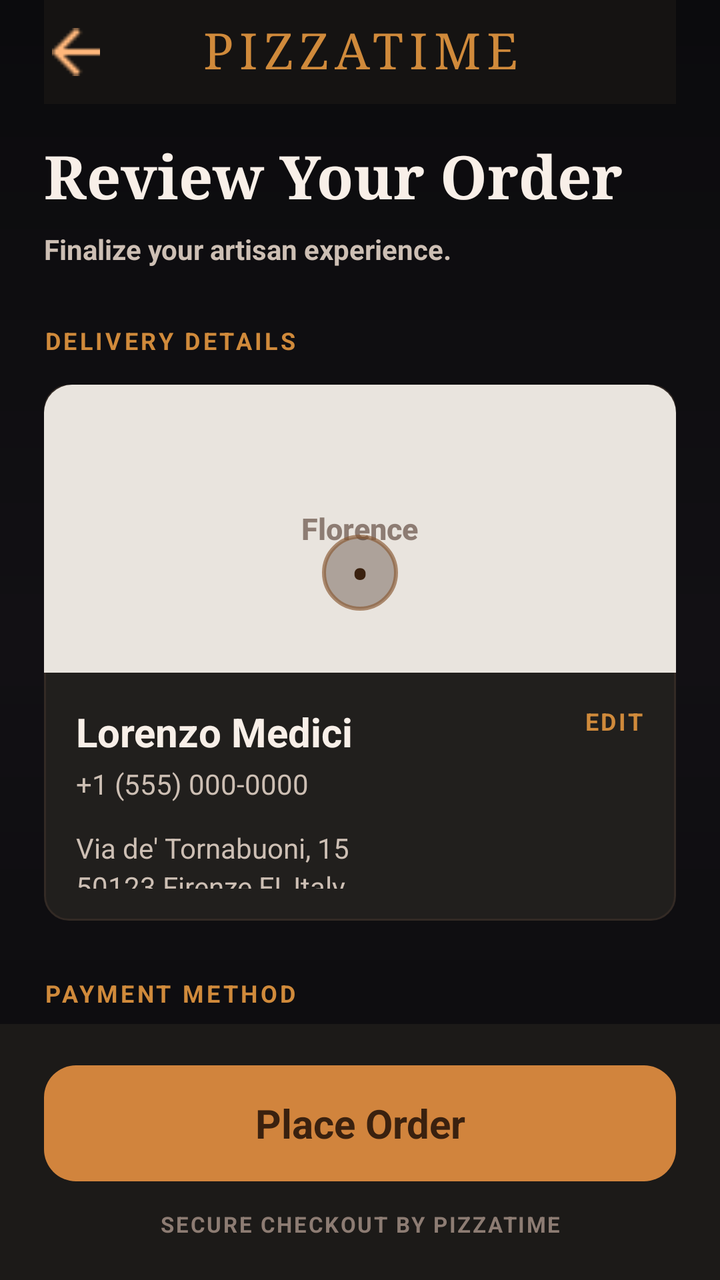
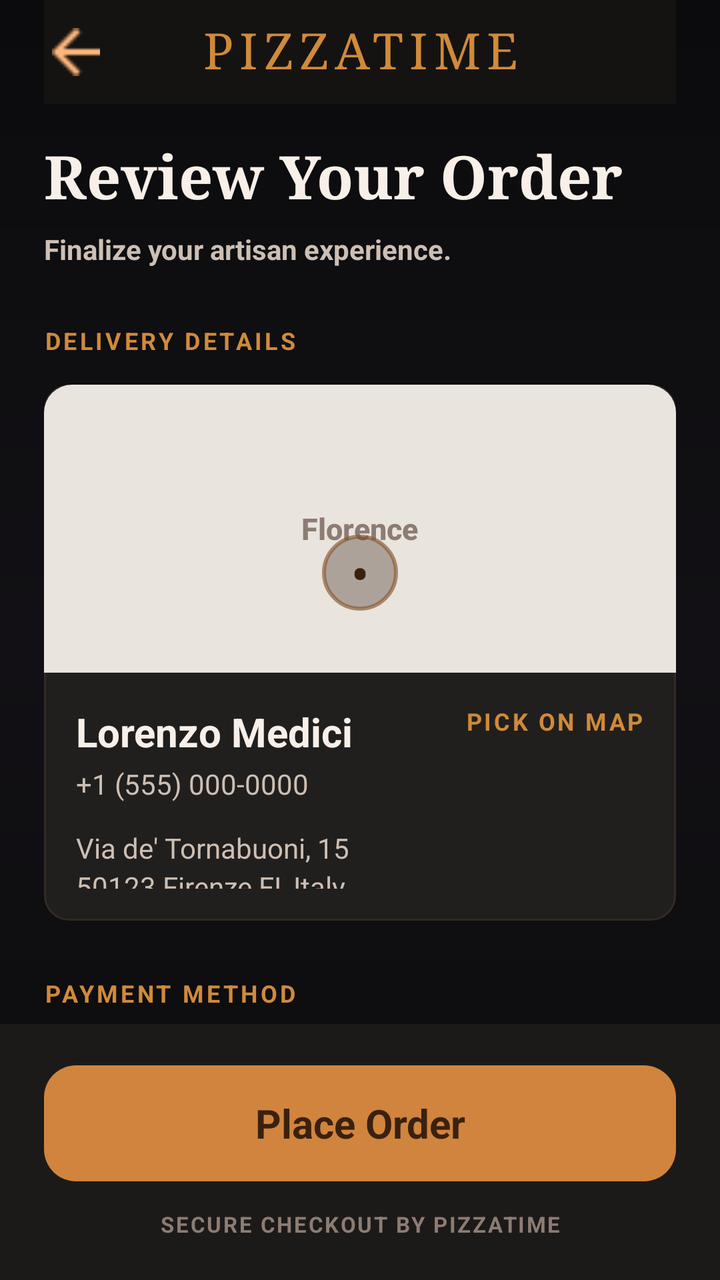

Compare the two renders of this Android layout. The source of the first and the diff that turns it into the second are given below.
<!-- AndroidManifest.xml: application theme Theme.PizzaTime -->
<!-- res/layout/fragment_checkout.xml -->
<?xml version="1.0" encoding="utf-8"?>
<FrameLayout xmlns:android="http://schemas.android.com/apk/res/android"
    android:id="@+id/checkoutRoot"
    android:layout_width="match_parent"
    android:layout_height="match_parent"
    android:background="@drawable/bg_app_dark">

    <ScrollView
        android:id="@+id/checkoutScroll"
        android:layout_width="match_parent"
        android:layout_height="match_parent"
        android:clipToPadding="false"
        android:overScrollMode="never"
        android:paddingBottom="136dp"
        android:scrollbars="none">

        <LinearLayout
            android:id="@+id/checkoutContent"
            android:layout_width="match_parent"
            android:layout_height="wrap_content"
            android:orientation="vertical"
            android:paddingStart="22dp"
            android:paddingEnd="22dp"
            android:paddingBottom="24dp">

            <LinearLayout
                android:id="@+id/checkoutTopBar"
                android:layout_width="match_parent"
                android:layout_height="52dp"
                android:background="@drawable/bg_top_bar_dark"
                android:gravity="center_vertical"
                android:orientation="horizontal">

                <ImageView
                    android:id="@+id/btnBack"
                    android:layout_width="32dp"
                    android:layout_height="32dp"
                    android:contentDescription="@string/detail_back_content_description"
                    android:padding="4dp"
                    android:src="@drawable/ic_back" />

                <TextView
                    android:id="@+id/tvCheckoutBrand"
                    android:layout_width="0dp"
                    android:layout_height="wrap_content"
                    android:layout_weight="1"
                    android:fontFamily="serif"
                    android:gravity="center"
                    android:includeFontPadding="false"
                    android:letterSpacing="0.12"
                    android:text="@string/detail_brand"
                    android:textColor="@color/pt_gold"
                    android:textSize="25sp" />

                <Space
                    android:layout_width="32dp"
                    android:layout_height="32dp" />

            </LinearLayout>

            <TextView
                android:id="@+id/tvCheckoutTitle"
                android:layout_width="match_parent"
                android:layout_height="wrap_content"
                android:layout_marginTop="20dp"
                android:fontFamily="serif"
                android:includeFontPadding="false"
                android:text="@string/checkout_title"
                android:textColor="@color/pt_text_primary"
                android:textSize="30sp"
                android:textStyle="bold" />

            <TextView
                android:id="@+id/tvCheckoutSubtitle"
                android:layout_width="match_parent"
                android:layout_height="wrap_content"
                android:layout_marginTop="8dp"
                android:text="@string/checkout_subtitle"
                android:textColor="@color/pt_text_secondary"
                android:textSize="14sp"
                android:textStyle="bold" />

            <TextView
                android:id="@+id/tvDeliveryDetailsLabel"
                android:layout_width="match_parent"
                android:layout_height="wrap_content"
                android:layout_marginTop="28dp"
                android:letterSpacing="0.12"
                android:text="@string/checkout_delivery_details"
                android:textColor="@color/pt_gold"
                android:textSize="12sp"
                android:textStyle="bold" />

            <LinearLayout
                android:id="@+id/deliveryDetailsCard"
                android:layout_width="match_parent"
                android:layout_height="wrap_content"
                android:layout_marginTop="14dp"
                android:background="@drawable/bg_checkout_section_card"
                android:orientation="vertical">

                <FrameLayout
                    android:id="@+id/mapPlaceholder"
                    android:layout_width="match_parent"
                    android:layout_height="144dp"
                    android:background="@drawable/bg_checkout_map_placeholder">

                    <TextView
                        android:layout_width="wrap_content"
                        android:layout_height="wrap_content"
                        android:layout_gravity="center"
                        android:fontFamily="sans-serif-medium"
                        android:text="@string/checkout_map_location"
                        android:textColor="@color/pt_text_muted"
                        android:textSize="15sp"
                        android:textStyle="bold" />

                    <TextView
                        android:layout_width="38dp"
                        android:layout_height="38dp"
                        android:layout_gravity="center"
                        android:layout_marginTop="22dp"
                        android:background="@drawable/bg_circle_gold_soft"
                        android:gravity="center"
                        android:text="•"
                        android:textColor="@color/pt_text_dark"
                        android:textSize="28sp" />

                </FrameLayout>

                <FrameLayout
                    android:layout_width="match_parent"
                    android:layout_height="124dp"
                    android:paddingStart="16dp"
                    android:paddingTop="16dp"
                    android:paddingEnd="16dp"
                    android:paddingBottom="16dp">

                    <LinearLayout
                        android:layout_width="match_parent"
                        android:layout_height="match_parent"
                        android:orientation="vertical"
                        android:paddingEnd="54dp">

                        <TextView
                            android:id="@+id/tvDeliveryName"
                            android:layout_width="match_parent"
                            android:layout_height="wrap_content"
                            android:text="@string/checkout_delivery_name"
                            android:textColor="@color/pt_text_primary"
                            android:textSize="20sp"
                            android:textStyle="bold" />

                        <TextView
                            android:id="@+id/tvDeliveryPhone"
                            android:layout_width="match_parent"
                            android:layout_height="wrap_content"
                            android:layout_marginTop="3dp"
                            android:text="@string/checkout_delivery_phone"
                            android:textColor="@color/pt_text_secondary"
                            android:textSize="14sp" />

                        <TextView
                            android:id="@+id/tvDeliveryAddress"
                            android:layout_width="match_parent"
                            android:layout_height="wrap_content"
                            android:layout_marginTop="13dp"
                            android:lineSpacingExtra="3dp"
                            android:text="@string/checkout_delivery_address"
                            android:textColor="@color/pt_text_secondary"
                            android:textSize="14sp" />

                    </LinearLayout>

                    <TextView
                        android:id="@+id/btnEditDelivery"
                        android:layout_width="wrap_content"
                        android:layout_height="wrap_content"
                        android:layout_gravity="top|end"
                        android:letterSpacing="0.10"
                        android:text="@string/checkout_delivery_edit"
                        android:textColor="@color/pt_gold"
                        android:textSize="12sp"
                        android:textStyle="bold" />

                </FrameLayout>

            </LinearLayout>

            <TextView
                android:id="@+id/tvPaymentMethodLabel"
                android:layout_width="match_parent"
                android:layout_height="wrap_content"
                android:layout_marginTop="28dp"
                android:letterSpacing="0.12"
                android:text="@string/checkout_payment_method"
                android:textColor="@color/pt_gold"
                android:textSize="12sp"
                android:textStyle="bold" />

            <LinearLayout
                android:id="@+id/paymentContainer"
                android:layout_width="match_parent"
                android:layout_height="wrap_content"
                android:layout_marginTop="14dp"
                android:orientation="vertical">

                <LinearLayout
                    android:id="@+id/paymentCreditCard"
                    android:layout_width="match_parent"
                    android:layout_height="54dp"
                    android:background="@drawable/bg_payment_selected"
                    android:gravity="center_vertical"
                    android:orientation="horizontal"
                    android:paddingStart="16dp"
                    android:paddingEnd="16dp">

                    <ImageView
                        android:layout_width="24dp"
                        android:layout_height="24dp"
                        android:contentDescription="@string/checkout_credit_card"
                        android:src="@drawable/ic_card" />

                    <TextView
                        android:layout_width="0dp"
                        android:layout_height="wrap_content"
                        android:layout_marginStart="14dp"
                        android:layout_weight="1"
                        android:text="@string/checkout_credit_card"
                        android:textColor="@color/pt_text_primary"
                        android:textSize="15sp"
                        android:textStyle="bold" />

                    <TextView
                        android:id="@+id/tvCardLast4"
                        android:layout_width="wrap_content"
                        android:layout_height="wrap_content"
                        android:text="@string/checkout_card_last4"
                        android:textColor="@color/pt_text_primary"
                        android:textSize="13sp"
                        android:textStyle="bold" />

                </LinearLayout>

                <LinearLayout
                    android:id="@+id/paymentApplePay"
                    android:layout_width="match_parent"
                    android:layout_height="54dp"
                    android:layout_marginTop="9dp"
                    android:background="@drawable/bg_payment_unselected"
                    android:gravity="center_vertical"
                    android:orientation="horizontal"
                    android:paddingStart="16dp"
                    android:paddingEnd="16dp">

                    <ImageView
                        android:layout_width="24dp"
                        android:layout_height="24dp"
                        android:contentDescription="@string/checkout_apple_pay"
                        android:src="@drawable/ic_apple_pay" />

                    <TextView
                        android:layout_width="match_parent"
                        android:layout_height="wrap_content"
                        android:layout_marginStart="14dp"
                        android:text="@string/checkout_apple_pay"
                        android:textColor="@color/pt_text_secondary"
                        android:textSize="15sp" />

                </LinearLayout>

                <LinearLayout
                    android:id="@+id/paymentCash"
                    android:layout_width="match_parent"
                    android:layout_height="54dp"
                    android:layout_marginTop="9dp"
                    android:background="@drawable/bg_payment_unselected"
                    android:gravity="center_vertical"
                    android:orientation="horizontal"
                    android:paddingStart="16dp"
                    android:paddingEnd="16dp">

                    <ImageView
                        android:layout_width="24dp"
                        android:layout_height="24dp"
                        android:contentDescription="@string/checkout_cash_on_arrival"
                        android:src="@drawable/ic_cash" />

                    <TextView
                        android:layout_width="match_parent"
                        android:layout_height="wrap_content"
                        android:layout_marginStart="14dp"
                        android:text="@string/checkout_cash_on_arrival"
                        android:textColor="@color/pt_text_secondary"
                        android:textSize="15sp" />

                </LinearLayout>

            </LinearLayout>

            <TextView
                android:id="@+id/tvOrderNoteLabel"
                android:layout_width="match_parent"
                android:layout_height="wrap_content"
                android:layout_marginTop="30dp"
                android:letterSpacing="0.12"
                android:text="@string/checkout_order_note"
                android:textColor="@color/pt_gold"
                android:textSize="12sp"
                android:textStyle="bold" />

            <EditText
                android:id="@+id/edtOrderNote"
                android:layout_width="match_parent"
                android:layout_height="86dp"
                android:layout_marginTop="12dp"
                android:background="@drawable/bg_order_note"
                android:gravity="top|start"
                android:hint="@string/checkout_order_note_hint"
                android:inputType="textMultiLine"
                android:padding="16dp"
                android:textColor="@color/pt_text_primary"
                android:textColorHint="@color/pt_text_muted"
                android:textSize="13sp" />

            <TextView
                android:id="@+id/tvYourOrderLabel"
                android:layout_width="match_parent"
                android:layout_height="wrap_content"
                android:layout_marginTop="30dp"
                android:letterSpacing="0.12"
                android:text="@string/checkout_your_order"
                android:textColor="@color/pt_gold"
                android:textSize="12sp"
                android:textStyle="bold" />

            <LinearLayout
                android:id="@+id/yourOrderCard"
                android:layout_width="match_parent"
                android:layout_height="wrap_content"
                android:layout_marginTop="14dp"
                android:background="@drawable/bg_order_summary_card"
                android:orientation="vertical"
                android:padding="14dp">

                <LinearLayout
                    android:id="@+id/orderItemContainer"
                    android:layout_width="match_parent"
                    android:layout_height="wrap_content"
                    android:orientation="vertical" />

                <View
                    android:layout_width="match_parent"
                    android:layout_height="1dp"
                    android:layout_marginTop="16dp"
                    android:background="@color/pt_stroke_dark" />

                <LinearLayout
                    android:layout_width="match_parent"
                    android:layout_height="wrap_content"
                    android:layout_marginTop="14dp"
                    android:orientation="horizontal">

                    <TextView
                        android:layout_width="0dp"
                        android:layout_height="wrap_content"
                        android:layout_weight="1"
                        android:text="@string/checkout_subtotal"
                        android:textColor="@color/pt_text_secondary"
                        android:textSize="13sp" />

                    <TextView
                        android:id="@+id/tvSubtotal"
                        android:layout_width="wrap_content"
                        android:layout_height="wrap_content"
                        android:textColor="@color/pt_text_primary"
                        android:textSize="13sp" />

                </LinearLayout>

                <LinearLayout
                    android:layout_width="match_parent"
                    android:layout_height="wrap_content"
                    android:layout_marginTop="8dp"
                    android:orientation="horizontal">

                    <TextView
                        android:layout_width="0dp"
                        android:layout_height="wrap_content"
                        android:layout_weight="1"
                        android:text="@string/checkout_delivery_fee"
                        android:textColor="@color/pt_text_secondary"
                        android:textSize="13sp" />

                    <TextView
                        android:id="@+id/tvDeliveryFee"
                        android:layout_width="wrap_content"
                        android:layout_height="wrap_content"
                        android:textColor="@color/pt_text_primary"
                        android:textSize="13sp" />

                </LinearLayout>

                <LinearLayout
                    android:layout_width="match_parent"
                    android:layout_height="wrap_content"
                    android:layout_marginTop="14dp"
                    android:gravity="center_vertical"
                    android:orientation="horizontal">

                    <TextView
                        android:layout_width="0dp"
                        android:layout_height="wrap_content"
                        android:layout_weight="1"
                        android:text="@string/checkout_total"
                        android:textColor="@color/pt_text_primary"
                        android:textSize="21sp"
                        android:textStyle="bold" />

                    <TextView
                        android:id="@+id/tvTotal"
                        android:layout_width="wrap_content"
                        android:layout_height="wrap_content"
                        android:textColor="@color/pt_gold"
                        android:textSize="25sp" />

                </LinearLayout>

            </LinearLayout>

            <View
                android:layout_width="match_parent"
                android:layout_height="112dp" />

        </LinearLayout>

    </ScrollView>

    <LinearLayout
        android:id="@+id/checkoutBottomBar"
        android:layout_width="match_parent"
        android:layout_height="128dp"
        android:layout_gravity="bottom"
        android:background="@drawable/bg_checkout_bottom_bar"
        android:gravity="center"
        android:orientation="vertical"
        android:paddingStart="22dp"
        android:paddingEnd="22dp">

        <TextView
            android:id="@+id/btnPlaceOrder"
            android:layout_width="match_parent"
            android:layout_height="58dp"
            android:background="@drawable/bg_button_primary_gold"
            android:gravity="center"
            android:text="@string/checkout_place_order"
            android:textColor="@color/pt_text_dark"
            android:textSize="20sp"
            android:textStyle="bold" />

        <TextView
            android:id="@+id/tvSecureCheckout"
            android:layout_width="match_parent"
            android:layout_height="wrap_content"
            android:layout_marginTop="14dp"
            android:gravity="center"
            android:letterSpacing="0.08"
            android:text="@string/checkout_secure"
            android:textColor="@color/pt_text_muted"
            android:textSize="11sp"
            android:textStyle="bold" />

    </LinearLayout>

</FrameLayout>
<!-- resources referenced by this layout -->
<resources>
  <color name="pt_gold">#D08A3B</color>
  <color name="pt_stroke_dark">#2B2522</color>
  <color name="pt_text_dark">#3A210F</color>
  <color name="pt_text_muted">#8D7C73</color>
  <color name="pt_text_primary">#F8EFE8</color>
  <color name="pt_text_secondary">#CDBFB4</color>
  <!-- drawable bg_button_primary_gold (drawable) -->
  ﻿<shape xmlns:android="http://schemas.android.com/apk/res/android">
      <corners android:radius="16dp" />
      <solid android:color="#D1843D" />
  </shape>
  <!-- drawable bg_checkout_bottom_bar (drawable) -->
  ﻿<shape xmlns:android="http://schemas.android.com/apk/res/android">
      <solid android:color="#1C1A18" />
  </shape>
  <!-- drawable bg_checkout_map_placeholder (drawable) -->
  ﻿<shape xmlns:android="http://schemas.android.com/apk/res/android">
      <solid android:color="#E9E4DE" />
      <corners
          android:topLeftRadius="14dp"
          android:topRightRadius="14dp" />
  </shape>
  <!-- drawable bg_circle_gold_soft (drawable) -->
  ﻿<shape xmlns:android="http://schemas.android.com/apk/res/android"
      android:shape="oval">
      <solid android:color="#55351F12" />
      <stroke
          android:width="2dp"
          android:color="#AA8A5B35" />
  </shape>
  <!-- drawable bg_order_summary_card (drawable) -->
  ﻿<shape xmlns:android="http://schemas.android.com/apk/res/android">
      <corners android:radius="18dp" />
      <solid android:color="#1F1D1B" />
      <stroke
          android:width="1dp"
          android:color="#332A25" />
  </shape>
  <!-- drawable bg_payment_selected (drawable) -->
  ﻿<shape xmlns:android="http://schemas.android.com/apk/res/android">
      <corners android:radius="10dp" />
      <solid android:color="#D1843D" />
      <stroke
          android:width="1dp"
          android:color="#FDB879" />
  </shape>
  <!-- drawable bg_payment_unselected (drawable) -->
  ﻿<shape xmlns:android="http://schemas.android.com/apk/res/android">
      <corners android:radius="10dp" />
      <solid android:color="#211F1D" />
      <stroke
          android:width="1dp"
          android:color="#332A25" />
  </shape>
  <!-- drawable bg_top_bar_dark (drawable) -->
  ﻿<shape xmlns:android="http://schemas.android.com/apk/res/android">
      <solid android:color="#151312" />
  </shape>
  <string name="checkout_apple_pay">Apple Pay</string>
  <string name="checkout_card_last4">**** 4432</string>
  <string name="checkout_cash_on_arrival">Cash on Arrival</string>
  <string name="checkout_credit_card">Credit Card</string>
  <string name="checkout_delivery_address">Via de\' Tornabuoni, 15\n50123 Firenze FI, Italy</string>
  <string name="checkout_delivery_details">DELIVERY DETAILS</string>
  <string name="checkout_delivery_edit">EDIT</string>
  <string name="checkout_delivery_fee">Delivery Fee</string>
  <string name="checkout_delivery_name">Lorenzo Medici</string>
  <string name="checkout_delivery_phone">+1 (555) 000-0000</string>
  <string name="checkout_map_location">Florence</string>
  <string name="checkout_order_note">ORDER NOTE</string>
  <string name="checkout_order_note_hint">e.g. Please leave by the door, don\'t ring the bell...</string>
  <string name="checkout_payment_method">PAYMENT METHOD</string>
  <string name="checkout_place_order">Place Order</string>
  <string name="checkout_secure">SECURE CHECKOUT BY PIZZATIME</string>
  <string name="checkout_subtitle">Finalize your artisan experience.</string>
  <string name="checkout_subtotal">Subtotal</string>
  <string name="checkout_title">Review Your Order</string>
  <string name="checkout_total">Total</string>
  <string name="checkout_your_order">YOUR ORDER</string>
  <string name="detail_back_content_description">Back</string>
  <string name="detail_brand">PIZZATIME</string>
  <color name="pt_black">#0B0B0D</color>
  <color name="pt_dark">#121014</color>
  <color name="white">#FFFFFFFF</color>
  <color name="black">#FF000000</color>
  <!-- unchanged entries left out for length: 8 -->
</resources>

<!-- the commit's change to res/layout/fragment_checkout.xml (unified diff, before → after) -->
@@ -170,6 +170,15 @@
                             android:textColor="@color/pt_text_secondary"
                             android:textSize="14sp" />
 
+                        <TextView
+                            android:id="@+id/tvDeliveryCoordinates"
+                            android:layout_width="match_parent"
+                            android:layout_height="wrap_content"
+                            android:layout_marginTop="6dp"
+                            android:text="@string/location_coordinates_missing"
+                            android:textColor="@color/pt_text_muted"
+                            android:textSize="12sp" />
+
                     </LinearLayout>
 
                     <TextView
@@ -178,7 +187,7 @@
                         android:layout_height="wrap_content"
                         android:layout_gravity="top|end"
                         android:letterSpacing="0.10"
-                        android:text="@string/checkout_delivery_edit"
+                        android:text="@string/checkout_pick_on_map"
                         android:textColor="@color/pt_gold"
                         android:textSize="12sp"
                         android:textStyle="bold" />
<!-- resource entries referenced after the edit -->
@@ -64,7 +64,6 @@
   <string name="checkout_credit_card">Credit Card</string>
   <string name="checkout_delivery_address">Via de\' Tornabuoni, 15\n50123 Firenze FI, Italy</string>
   <string name="checkout_delivery_details">DELIVERY DETAILS</string>
-  <string name="checkout_delivery_edit">EDIT</string>
   <string name="checkout_delivery_fee">Delivery Fee</string>
   <string name="checkout_delivery_name">Lorenzo Medici</string>
   <string name="checkout_delivery_phone">+1 (555) 000-0000</string>
@@ -72,6 +71,7 @@
   <string name="checkout_order_note">ORDER NOTE</string>
   <string name="checkout_order_note_hint">e.g. Please leave by the door, don\'t ring the bell...</string>
   <string name="checkout_payment_method">PAYMENT METHOD</string>
+  <string name="checkout_pick_on_map">PICK ON MAP</string>
   <string name="checkout_place_order">Place Order</string>
   <string name="checkout_secure">SECURE CHECKOUT BY PIZZATIME</string>
   <string name="checkout_subtitle">Finalize your artisan experience.</string>
@@ -81,6 +81,7 @@
   <string name="checkout_your_order">YOUR ORDER</string>
   <string name="detail_back_content_description">Back</string>
   <string name="detail_brand">PIZZATIME</string>
+  <string name="location_coordinates_missing">Location not selected</string>
   <color name="pt_black">#0B0B0D</color>
   <color name="pt_dark">#121014</color>
   <color name="white">#FFFFFFFF</color>
